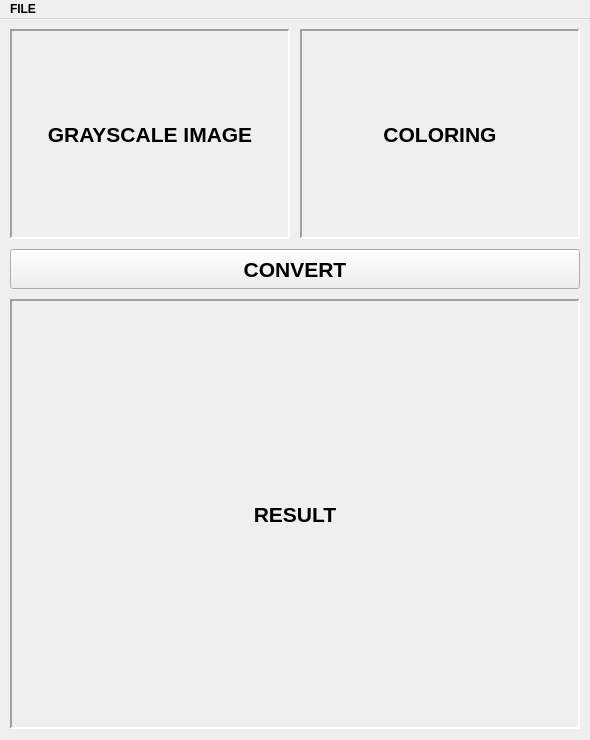
Before: the Qt Designer form gui.ui in DeemoHarlos/image-coloring, drawn with Qt 5.
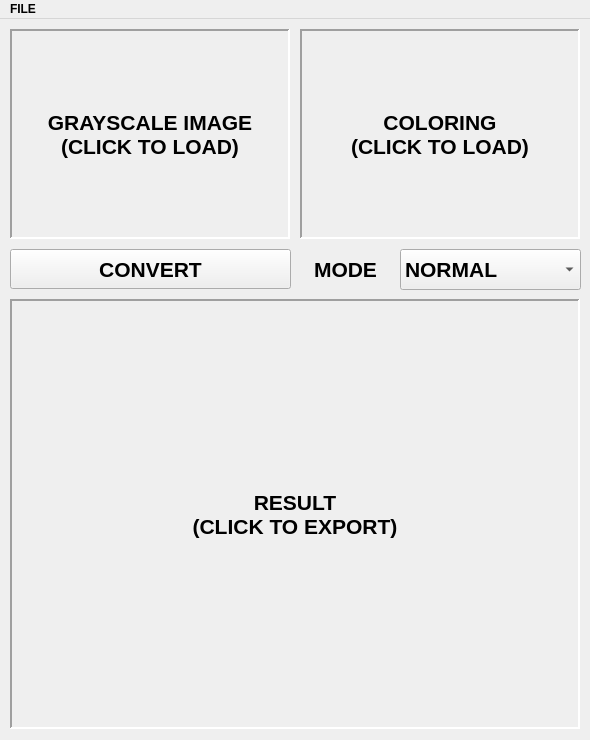
After: the same form once the commit is applied.

```diff
--- a/gui.ui
+++ b/gui.ui
@@ -18,14 +18,14 @@
   </property>
   <property name="minimumSize">
    <size>
-    <width>0</width>
-    <height>0</height>
+    <width>590</width>
+    <height>740</height>
    </size>
   </property>
   <property name="maximumSize">
    <size>
-    <width>16777215</width>
-    <height>16777215</height>
+    <width>590</width>
+    <height>740</height>
    </size>
   </property>
   <property name="font">
@@ -68,7 +68,8 @@
      <number>2</number>
     </property>
     <property name="text">
-     <string>RESULT</string>
+     <string>RESULT
+(CLICK TO EXPORT)</string>
     </property>
     <property name="alignment">
      <set>Qt::AlignCenter</set>
@@ -79,7 +80,7 @@
      <rect>
       <x>10</x>
       <y>230</y>
-      <width>570</width>
+      <width>281</width>
       <height>40</height>
      </rect>
     </property>
@@ -118,7 +119,8 @@
      <number>0</number>
     </property>
     <property name="text">
-     <string>GRAYSCALE IMAGE</string>
+     <string>GRAYSCALE IMAGE
+(CLICK TO LOAD)</string>
     </property>
     <property name="alignment">
      <set>Qt::AlignCenter</set>
@@ -143,7 +145,54 @@
      <number>2</number>
     </property>
     <property name="text">
-     <string>COLORING</string>
+     <string>COLORING
+(CLICK TO LOAD)</string>
+    </property>
+    <property name="alignment">
+     <set>Qt::AlignCenter</set>
+    </property>
+   </widget>
+   <widget class="QComboBox" name="mode_choose">
+    <property name="geometry">
+     <rect>
+      <x>400</x>
+      <y>230</y>
+      <width>181</width>
+      <height>41</height>
+     </rect>
+    </property>
+    <item>
+     <property name="text">
+      <string>NORMAL</string>
+     </property>
+    </item>
+    <item>
+     <property name="text">
+      <string>JACOBI</string>
+     </property>
+    </item>
+    <item>
+     <property name="text">
+      <string>SWF</string>
+     </property>
+    </item>
+    <item>
+     <property name="text">
+      <string>SWF &amp; JACOBI</string>
+     </property>
+    </item>
+   </widget>
+   <widget class="QLabel" name="label">
+    <property name="geometry">
+     <rect>
+      <x>300</x>
+      <y>230</y>
+      <width>91</width>
+      <height>41</height>
+     </rect>
+    </property>
+    <property name="text">
+     <string>MODE</string>
     </property>
     <property name="alignment">
      <set>Qt::AlignCenter</set>
```
Left out of the diff: 6 changed lines with no effect on the pictures.
